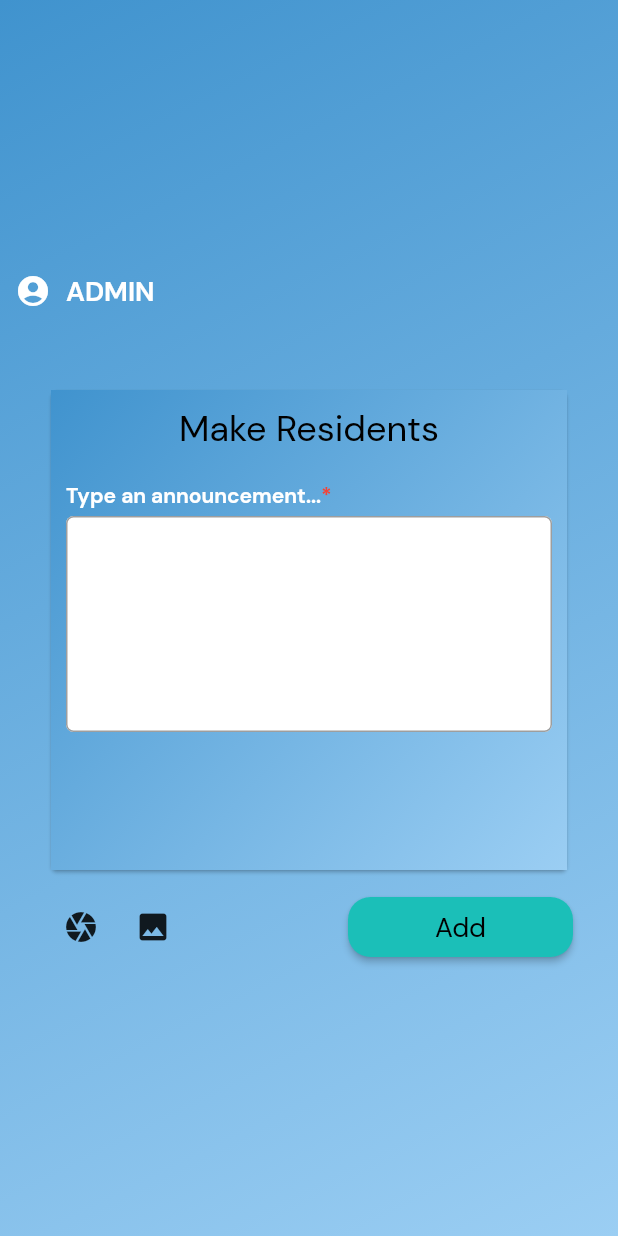
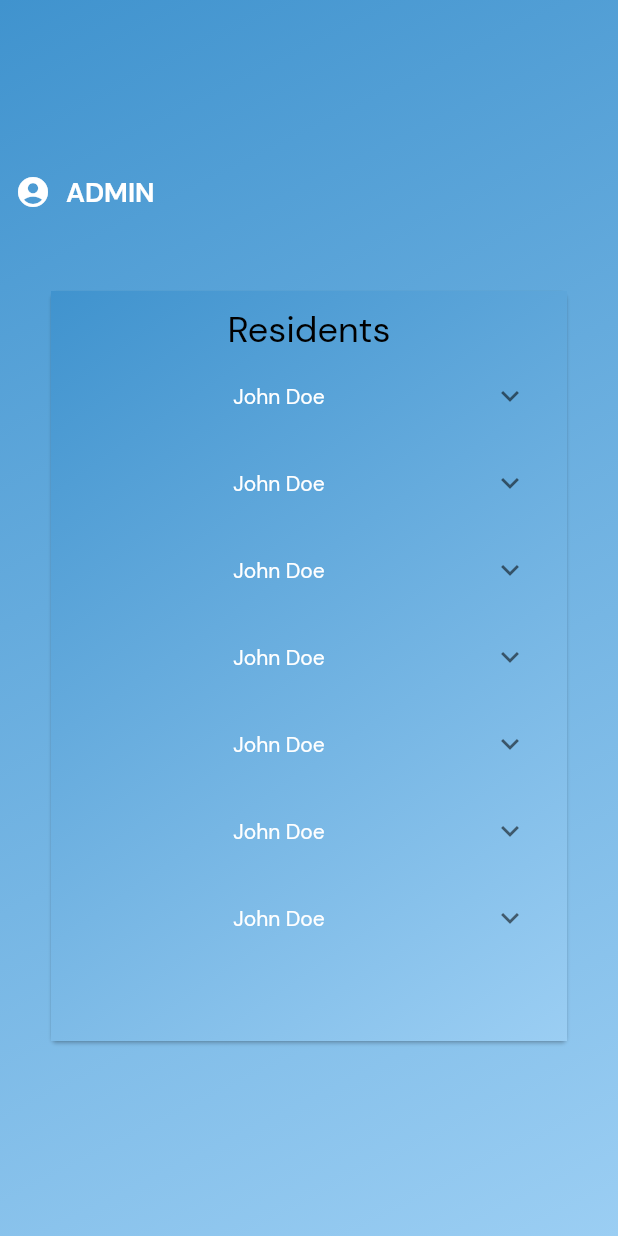
Before and after one commit to lansoyyy/gusa_cic, a Flutter app: the AdminHomeScreen screen opened directly, after a tap on "Residents", on a phone screen of 412 x 824 dp. Run offline on Flutter 3.47's test engine with Material 2 defaults, Android fonts, the phone set to English and light mode, and no system bars; our stand-ins replace fluttertoast.

Commit message:
added residents screen

```diff
--- a/lib/screens/admin/adminhome_screen.dart
+++ b/lib/screens/admin/adminhome_screen.dart
@@ -1,6 +1,7 @@
 import 'package:flutter/material.dart';
 import 'package:gusa_cic/screens/add_report_page.dart';
 import 'package:gusa_cic/screens/admin/announcement_screen.dart';
+import 'package:gusa_cic/screens/admin/residents_screen.dart';
 import 'package:gusa_cic/utils/colors.dart';
 import 'package:gusa_cic/widgets/text_widget.dart';
 
@@ -68,10 +69,17 @@ class AdminHomeScreen extends StatelessWidget {
                                 padding: const EdgeInsets.only(left: 5, right: 5),
                                 child: GestureDetector(
                                   onTap: () {
-                                      Navigator.of(context).push(MaterialPageRoute(
+                                    if(i == 0) {
+                                        Navigator.of(context).push(MaterialPageRoute(
                           builder: (context) =>  AnnouncementScreen(
                             type: i == 0 ? 'Announcements' : i == 1? 'Residents' : 'Concern',
                           )));
+                                    } else {
+                                        Navigator.of(context).push(MaterialPageRoute(
+                          builder: (context) =>  ResidentsScreen(
+                            type: i == 0 ? 'Announcements' : i == 1? 'Residents' : 'Concern',
+                          )));
+                                    }
                                   },
                                   child: Container(
                                     height: 175,
--- /dev/null
+++ b/lib/screens/admin/residents_screen.dart
@@ -0,0 +1,158 @@
+import 'package:flutter/material.dart';
+import 'package:gusa_cic/screens/add_report_page.dart';
+import 'package:gusa_cic/utils/colors.dart';
+import 'package:gusa_cic/widgets/button_widget.dart';
+import 'package:gusa_cic/widgets/text_widget.dart';
+import 'package:gusa_cic/widgets/textfield_widget.dart';
+
+
+class ResidentsScreen extends StatefulWidget {
+  String? type;
+
+  ResidentsScreen({this.type});
+
+  @override
+  State<ResidentsScreen> createState() => _AnnouncementScreenState();
+}
+
+class _AnnouncementScreenState extends State<ResidentsScreen> {
+
+
+  final descController = TextEditingController();
+  @override
+  Widget build(BuildContext context) {
+    return  Scaffold(
+      body: Container(
+         height: double.infinity,
+        width: double.infinity,
+        decoration: BoxDecoration(
+            gradient: LinearGradient(
+    begin: Alignment.topLeft,
+    end: Alignment.bottomRight,
+    colors: [
+      Color(0xff4093CE),
+      Color(0xff9BCEF3),
+    ],
+  ),
+        ),
+
+
+        child: Padding(
+          padding: const EdgeInsets.all(10.0),
+          child: Column(
+            crossAxisAlignment: CrossAxisAlignment.start,
+            mainAxisAlignment: MainAxisAlignment.center,
+            children: [
+              Row(
+                mainAxisAlignment: MainAxisAlignment.start,
+                children: [
+                  Icon(Icons.account_circle_rounded,
+                  color: Colors.white,),
+                  SizedBox(width: 10,),
+                  TextWidget(text: 'ADMIN', fontSize: 18,
+                  color: Colors.white,
+                  fontFamily: 'Bold',),
+                ],
+              ),
+              SizedBox(height: 50,),
+              Padding(
+                      padding: const EdgeInsets.fromLTRB(20, 0, 20, 0),
+                      child: Card(
+                        child: Container(
+                          height: 500,
+                              width: double.infinity,
+                              decoration: BoxDecoration(
+                                  gradient: LinearGradient(
+                          begin: Alignment.topLeft,
+                          end: Alignment.bottomRight,
+                          colors: [
+                            Color(0xff4093CE),
+                            Color(0xff9BCEF3),
+                          ],
+                        ),
+                              ),
+                              child: Padding(
+                                padding: const EdgeInsets.all(10.0),
+                                child: Column(
+                                  crossAxisAlignment: CrossAxisAlignment.center,
+                                  mainAxisAlignment: MainAxisAlignment.start,
+                                  children: [
+                                    TextWidget(text: 'Residents', fontSize: 24,
+                                    color: Colors.black,),
+
+
+                                    SizedBox(height: 400,
+                                    child: ListView.builder(itemBuilder: (context, index) {
+                                      return ExpansionTile(
+
+
+                                        title: TextWidget(text: 'John Doe', fontSize: 14,
+                                      color: Colors.white,),
+                                      children: [
+                                        Center(
+                                          child: Icon(Icons.account_box_outlined       ,
+                                          size: 75,
+                                          color: Colors.white ,   ),
+                                        ),
+                                        SizedBox(height: 10,),
+                                        TextWidget(text: 'Birthday: November 01, 2001', fontSize: 14,
+                                      color: Colors.white,),
+                                       TextWidget(text: 'Sex: Male', fontSize: 14,
+                                      color: Colors.white,),
+                                       TextWidget(text: 'Number: 09090104355', fontSize: 14,
+                                      color: Colors.white,),
+                                       TextWidget(text: 'Address: Nazareth, Cagayan De Oro', fontSize: 14,
+                                      color: Colors.white,),
+                                       TextWidget(text: 'Bloodtype: O+', fontSize: 14,
+                                      color: Colors.white,),
+                                       TextWidget(text: 'Email: john.doe@gmail.com', fontSize: 14,
+                                      color: Colors.white,),
+                                           SizedBox(height: 10,),
+                                           Row(
+                                            mainAxisAlignment: MainAxisAlignment.spaceEvenly,
+                                            children: [
+                                              ButtonWidget(
+                                                color: Colors.blue,
+                                                height: 35,
+                                                width: 75,
+                                                fontSize: 12,
+                                                label: 'View Reports', onPressed: () {
+
+                                              },),
+                                                     ButtonWidget(
+                                                color: Colors.blue,
+                                                height: 35,
+                                                width: 75,
+                                                fontSize: 12,
+                                                label: 'Delete', onPressed: () {
+
+                                              },),
+                                            ],
+                                           ),
+                                      ],);
+
+                                    }),),
+
+
+
+
+                                  ],
+                                ),
+                              ),
+
+                        ),
+                      ),
+                    ),
+                    SizedBox(height: 10,),
+
+
+
+
+
+            ],
+          ),
+        ),
+      ),
+    );
+  }
+}
```
